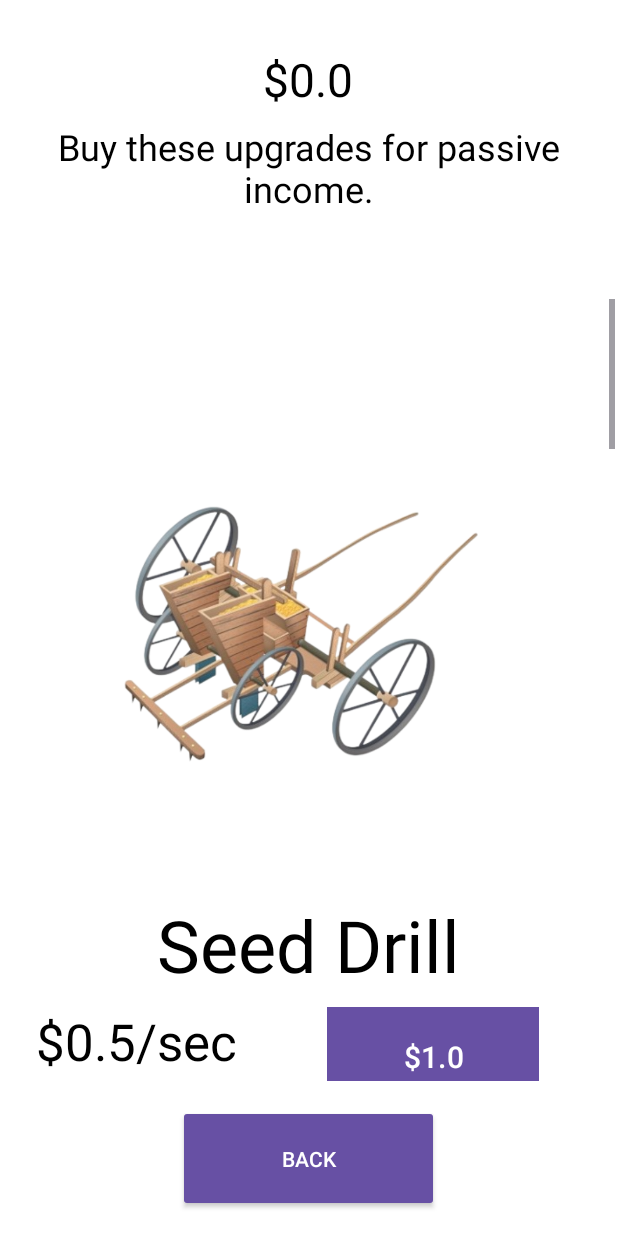
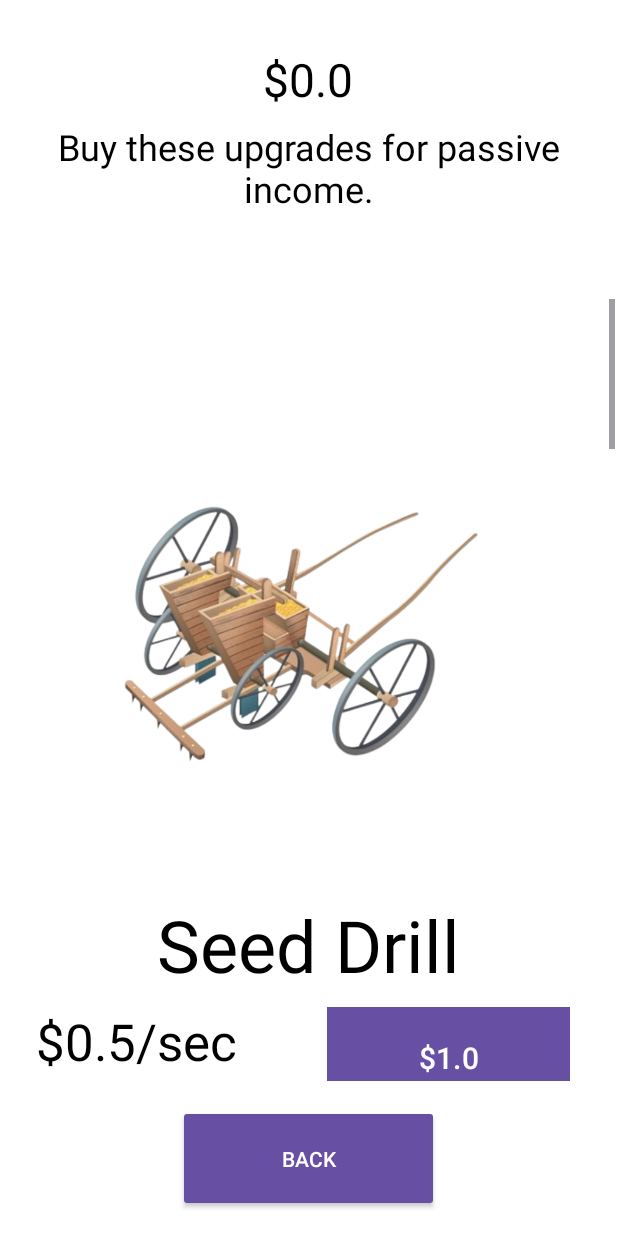
Before and after one commit to David-Freeman-722/IdleIndustrialist, an Android app: the TechnologiesActivity screen opened directly, with no data from a screen before it, on a phone screen of 412 x 824 dp. Run offline under Robolectric (Android 15) with nearby library versions, the phone set to English and light mode, and no system bars.

Commit message:
Adjusted upgrade button in product view

```diff
--- a/app/src/main/res/layout/upgrade_template.xml
+++ b/app/src/main/res/layout/upgrade_template.xml
@@ -44,8 +44,8 @@
 
     <Button
         android:id="@+id/upgradeButton"
-        android:layout_width="141dp"
-        android:layout_height="66dp"
+        android:layout_width="162dp"
+        android:layout_height="68dp"
         android:layout_marginStart="36dp"
         android:layout_marginTop="16dp"
         android:background="#901313"
```
